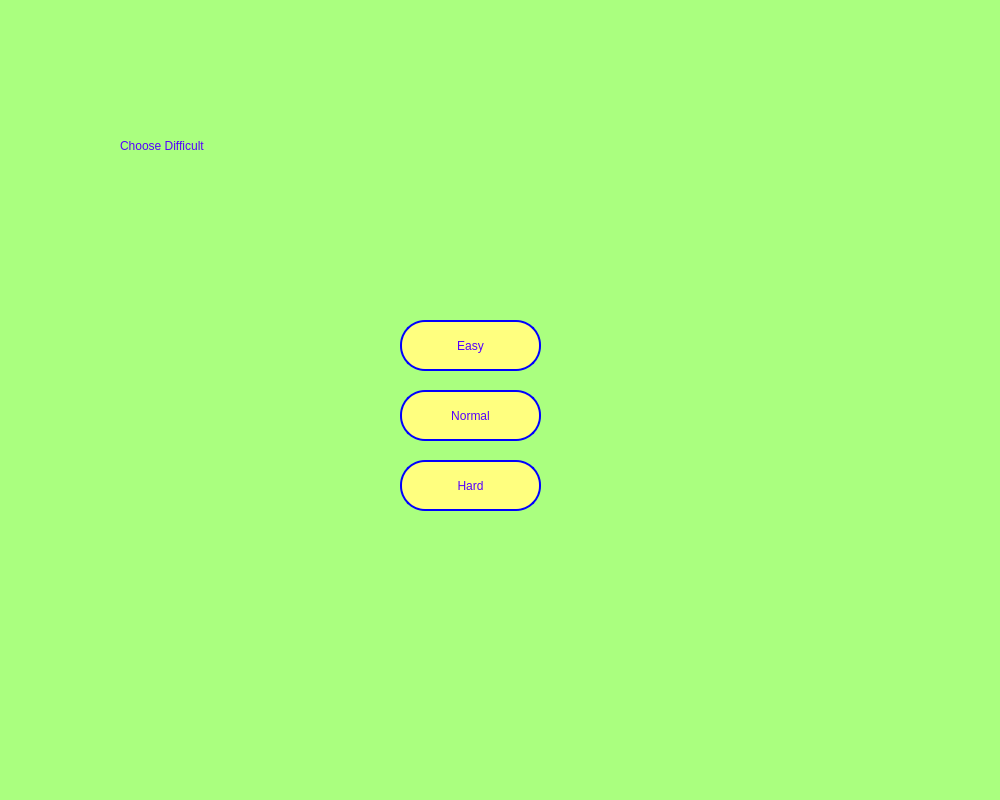
teeraphat147258/Group12SudokuGame, file GUI/GUI_sudoku/window1.ui: the form before one commit.
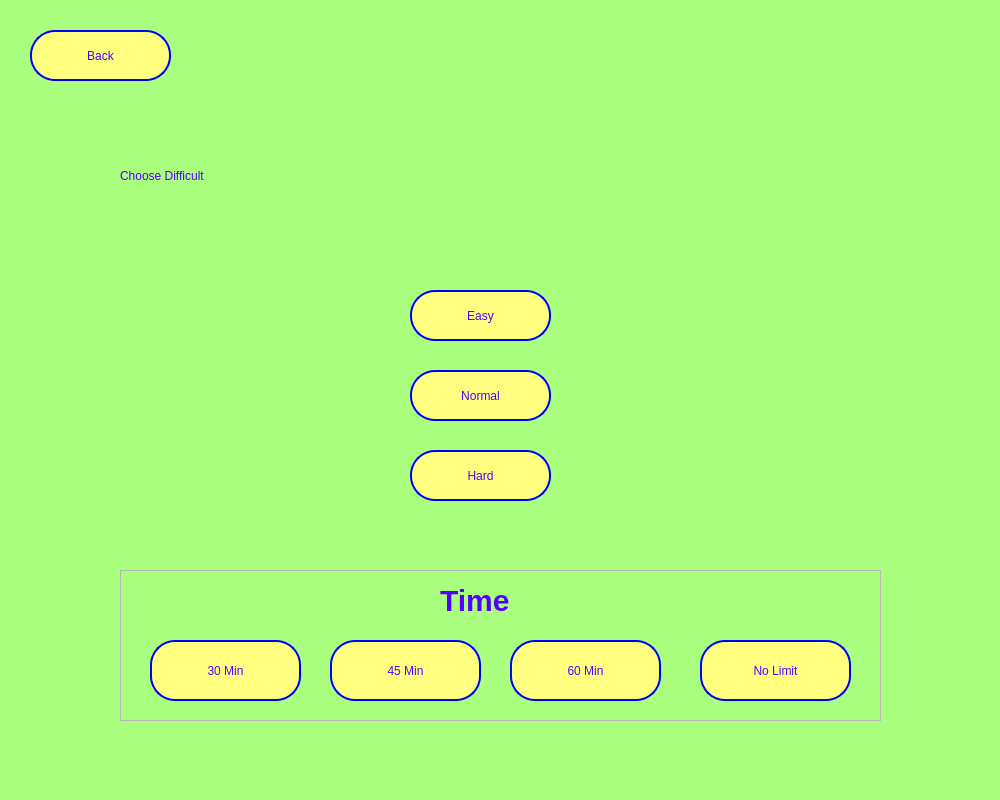
The form after the commit.

Commit message: added time mode

What changed in the file:
```diff
--- a/GUI/GUI_sudoku/window1.ui
+++ b/GUI/GUI_sudoku/window1.ui
@@ -27,8 +27,8 @@
   <widget class="QPushButton" name="pushButton_easy">
    <property name="geometry">
     <rect>
-     <x>400</x>
-     <y>320</y>
+     <x>410</x>
+     <y>290</y>
      <width>141</width>
      <height>51</height>
     </rect>
@@ -59,8 +59,8 @@
   <widget class="QPushButton" name="pushButton_2_normal">
    <property name="geometry">
     <rect>
-     <x>400</x>
-     <y>390</y>
+     <x>410</x>
+     <y>370</y>
      <width>141</width>
      <height>51</height>
     </rect>
@@ -91,8 +91,8 @@
   <widget class="QPushButton" name="pushButton_3_hard">
    <property name="geometry">
     <rect>
-     <x>400</x>
-     <y>460</y>
+     <x>410</x>
+     <y>450</y>
      <width>141</width>
      <height>51</height>
     </rect>
@@ -124,7 +124,7 @@
    <property name="geometry">
     <rect>
      <x>120</x>
-     <y>110</y>
+     <y>140</y>
      <width>721</width>
      <height>71</height>
     </rect>
@@ -133,6 +133,204 @@
     <string>Choose Difficult</string>
    </property>
   </widget>
+  <widget class="QPushButton" name="pushButton_back">
+   <property name="geometry">
+    <rect>
+     <x>30</x>
+     <y>30</y>
+     <width>141</width>
+     <height>51</height>
+    </rect>
+   </property>
+   <property name="styleSheet">
+    <string notr="true">QPushButton{
+	font: 15pt &quot;Century Gothic&quot;;
+	background-color: rgb(255, 255, 127);
+	color: rgb(85, 0, 255);
+	border-radius:25px;
+	border-width:2px;
+	border-style:solid;
+	border-color: rgb(0, 0, 255);
+}
+
+QPushButton:hover{
+
+	background-color: rgb(197, 197, 98);
+	border-color: rgb(0, 0, 255);
+}
+
+</string>
+   </property>
+   <property name="text">
+    <string>Back</string>
+   </property>
+  </widget>
+  <widget class="QFrame" name="frame">
+   <property name="geometry">
+    <rect>
+     <x>120</x>
+     <y>570</y>
+     <width>761</width>
+     <height>151</height>
+    </rect>
+   </property>
+   <property name="styleSheet">
+    <string notr="true">QFrame{
+	background: rgb(182, 255, 151);
+	border-style: solid;
+	border-width: 2px;
+	border-color: rgb(0, 0, 255);
+	border-radius: 25px;
+};</string>
+   </property>
+   <property name="frameShape">
+    <enum>QFrame::StyledPanel</enum>
+   </property>
+   <property name="frameShadow">
+    <enum>QFrame::Raised</enum>
+   </property>
+   <widget class="QPushButton" name="pushButton_30min">
+    <property name="geometry">
+     <rect>
+      <x>30</x>
+      <y>70</y>
+      <width>151</width>
+      <height>61</height>
+     </rect>
+    </property>
+    <property name="styleSheet">
+     <string notr="true">QPushButton{
+	font: 15pt &quot;Century Gothic&quot;;
+	background-color: rgb(255, 255, 127);
+	color: rgb(85, 0, 255);
+	border-radius:25px;
+	border-width:2px;
+	border-style:solid;
+	border-color: rgb(0, 0, 255);
+}
+
+QPushButton:hover{
+
+	background-color: rgb(197, 197, 98);
+	border-color: rgb(0, 0, 255);
+}</string>
+    </property>
+    <property name="text">
+     <string>30 Min</string>
+    </property>
+   </widget>
+   <widget class="QLabel" name="label_2">
+    <property name="geometry">
+     <rect>
+      <x>320</x>
+      <y>10</y>
+      <width>81</width>
+      <height>41</height>
+     </rect>
+    </property>
+    <property name="styleSheet">
+     <string notr="true">QLabel{
+	font-size: 30px;
+	font: bold;
+	border-style: null;
+}
+</string>
+    </property>
+    <property name="text">
+     <string>Time</string>
+    </property>
+   </widget>
+   <widget class="QPushButton" name="pushButton_45min">
+    <property name="geometry">
+     <rect>
+      <x>210</x>
+      <y>70</y>
+      <width>151</width>
+      <height>61</height>
+     </rect>
+    </property>
+    <property name="styleSheet">
+     <string notr="true">QPushButton{
+	font: 15pt &quot;Century Gothic&quot;;
+	background-color: rgb(255, 255, 127);
+	color: rgb(85, 0, 255);
+	border-radius:25px;
+	border-width:2px;
+	border-style:solid;
+	border-color: rgb(0, 0, 255);
+}
+
+QPushButton:hover{
+
+	background-color: rgb(197, 197, 98);
+	border-color: rgb(0, 0, 255);
+}</string>
+    </property>
+    <property name="text">
+     <string>45 Min</string>
+    </property>
+   </widget>
+   <widget class="QPushButton" name="pushButton_60min">
+    <property name="geometry">
+     <rect>
+      <x>390</x>
+      <y>70</y>
+      <width>151</width>
+      <height>61</height>
+     </rect>
+    </property>
+    <property name="styleSheet">
+     <string notr="true">QPushButton{
+	font: 15pt &quot;Century Gothic&quot;;
+	background-color: rgb(255, 255, 127);
+	color: rgb(85, 0, 255);
+	border-radius:25px;
+	border-width:2px;
+	border-style:solid;
+	border-color: rgb(0, 0, 255);
+}
+
+QPushButton:hover{
+
+	background-color: rgb(197, 197, 98);
+	border-color: rgb(0, 0, 255);
+}</string>
+    </property>
+    <property name="text">
+     <string>60 Min</string>
+    </property>
+   </widget>
+   <widget class="QPushButton" name="pushButton_nolimit">
+    <property name="geometry">
+     <rect>
+      <x>580</x>
+      <y>70</y>
+      <width>151</width>
+      <height>61</height>
+     </rect>
+    </property>
+    <property name="styleSheet">
+     <string notr="true">QPushButton{
+	font: 15pt &quot;Century Gothic&quot;;
+	background-color: rgb(255, 255, 127);
+	color: rgb(85, 0, 255);
+	border-radius:25px;
+	border-width:2px;
+	border-style:solid;
+	border-color: rgb(0, 0, 255);
+}
+
+QPushButton:hover{
+
+	background-color: rgb(197, 197, 98);
+	border-color: rgb(0, 0, 255);
+}</string>
+    </property>
+    <property name="text">
+     <string>No Limit</string>
+    </property>
+   </widget>
+  </widget>
  </widget>
  <resources/>
  <connections/>
```
The commit also changes 28 other files.
